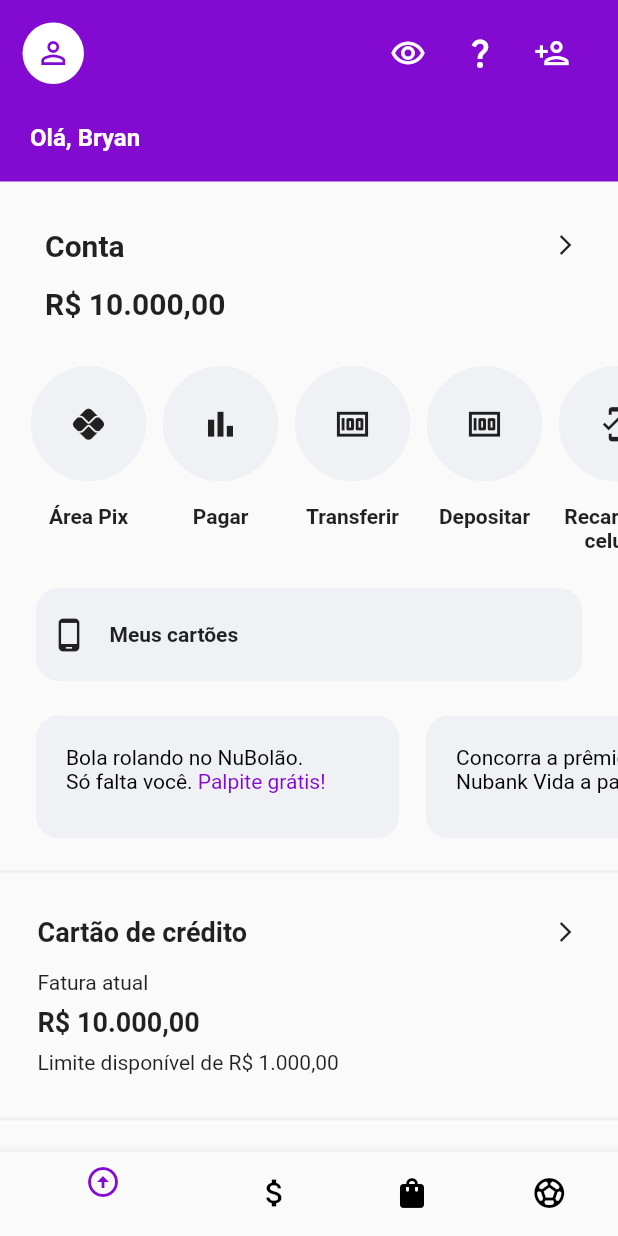
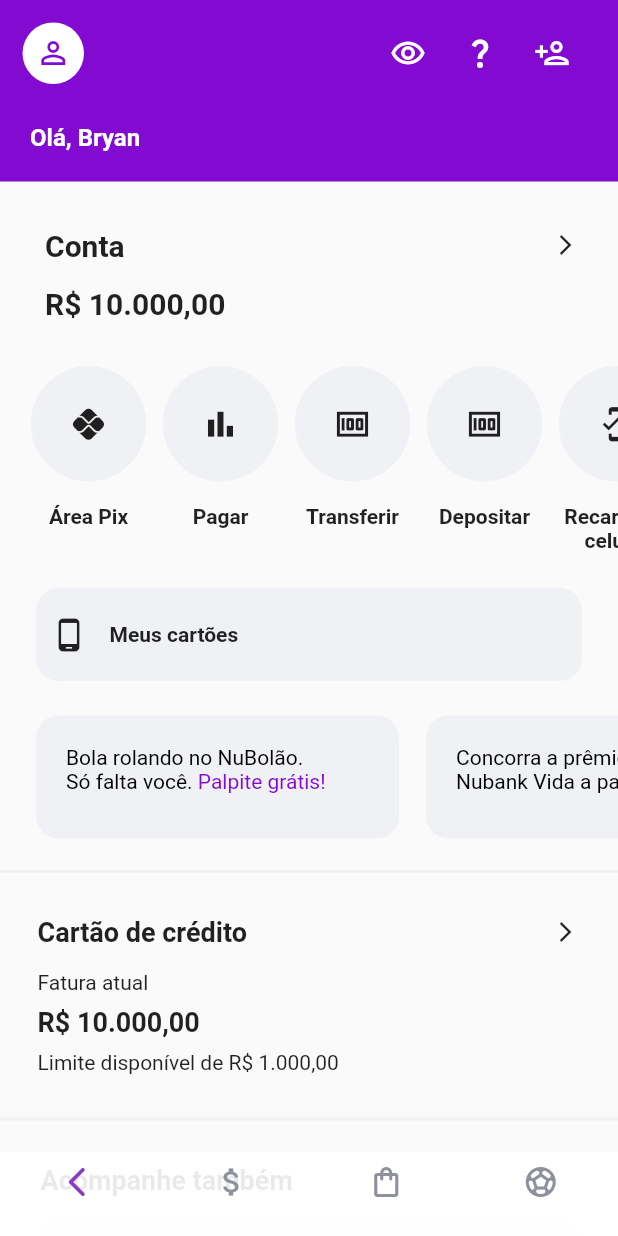
Before and after one commit to ArthurReichert/nubank_app, a Flutter app: the screen it shows after launch, on a phone screen of 412 x 824 dp. Run offline on Flutter 3.47's test engine with Material 2 defaults, Android fonts, the phone set to English and light mode, and no system bars.

Commit message:
ajustes bottomnavigationbar

```diff
--- a/lib/presentation/screens/home_page.dart
+++ b/lib/presentation/screens/home_page.dart
@@ -25,6 +25,7 @@ class _HomePageState extends State<HomePage> {
   @override
   Widget build(BuildContext context) {
     return Scaffold(
+      extendBody: true,
       appBar: AppBar(
           elevation: 0,
           backgroundColor: AppColor.primaryColor,
@@ -87,6 +88,7 @@ class _HomePageState extends State<HomePage> {
             ),
           )),
       body: SingleChildScrollView(
+        physics: const BouncingScrollPhysics(),
         child: Column(
           children: const [
             AccountBalance(),
@@ -104,7 +106,8 @@ class _HomePageState extends State<HomePage> {
           ],
         ),
       ),
-      bottomNavigationBar: MyBottomNavigationBar(),
+      bottomNavigationBar: const MyBottomNavigationBar(),
+
     );
   }
 }
--- a/lib/presentation/screens/widgets/bottomNavigationbar/bottom_navigation_bar.dart
+++ b/lib/presentation/screens/widgets/bottomNavigationbar/bottom_navigation_bar.dart
@@ -13,26 +13,43 @@ class MyBottomNavigationBar extends StatefulWidget {
 class _MyBottomNavigationBarState extends State<MyBottomNavigationBar> {
   @override
   Widget build(BuildContext context) {
-    return BottomNavigationBar(
-      currentIndex: 0,
+    return Padding(
+      padding: const EdgeInsets.only(top: 8),
+      child: BottomNavigationBar(
+        type: BottomNavigationBarType.fixed,
+        backgroundColor: Colors.white.withOpacity(0.90),
+        elevation: 0,
         items: const [
           BottomNavigationBarItem(
-          icon: Icon(Icons.arrow_circle_up, color: AppColor.primaryColor,),
+            icon: Icon(
+              Icons.arrow_back_ios_rounded,
+              color: AppColor.boldTextPurpleColor,
+            ),
             label: '',
           ),
           BottomNavigationBarItem(
-          icon: Icon(Icons.attach_money, color: AppColor.blackColor,),
+            icon: Icon(
+              Icons.attach_money,
+              color: AppColor.greyBottomNavigationBar,
+            ),
             label: '',
           ),
           BottomNavigationBarItem(
-          icon: Icon(Icons.shopping_bag, color: AppColor.blackColor,),
+            icon: Icon(
+              Icons.shopping_bag_outlined,
+              color: AppColor.greyBottomNavigationBar,
+            ),
             label: '',
           ),
           BottomNavigationBarItem(
-          icon: Icon(Icons.sports_soccer, color: AppColor.blackColor,),
+            icon: Icon(
+              Icons.sports_soccer,
+              color: AppColor.greyBottomNavigationBar,
+            ),
             label: '',
           ),
         ],
+      ),
     );
   }
 }
--- a/lib/presentation/themes/theme_colors.dart
+++ b/lib/presentation/themes/theme_colors.dart
@@ -14,5 +14,6 @@ class AppColor {
   //Others
   static const blackColor = Color(0XFF000000);
   static const whiteColor = Color(0xFFFFFFFF);
+  static const greyBottomNavigationBar = Color(0XFF8E919C);
 
 }
```
Lines whose indentation alone changed are shown as unchanged.
